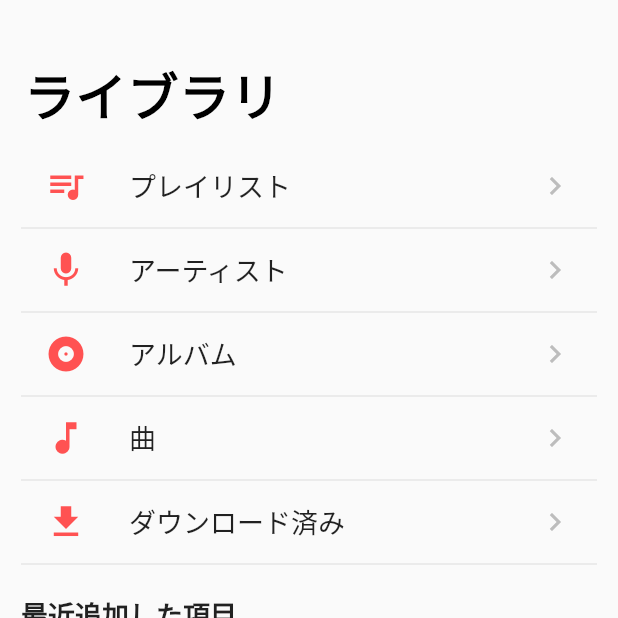
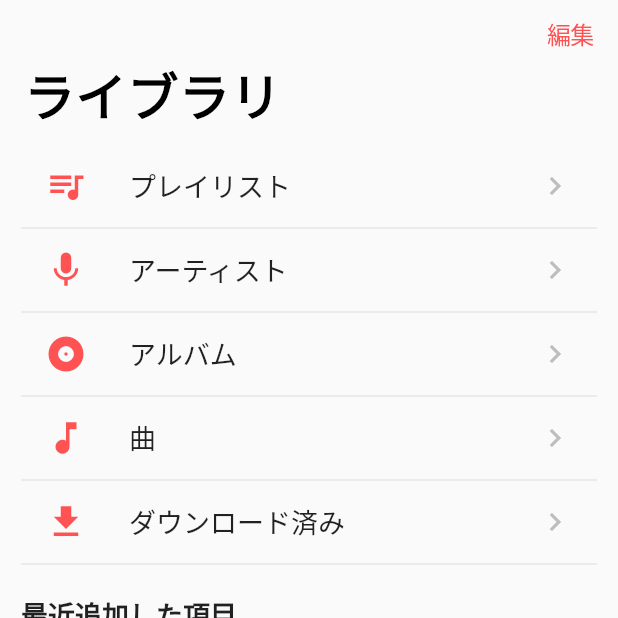
Before and after one commit to tatsuyaohyama/apple-music-ui, a Flutter app: the screen it shows after launch, on a phone screen of 412 x 824 dp, the top half of it. Run offline on Flutter 3.47's test engine with Material 2 defaults, Android fonts, the phone set to English and light mode, and no system bars.

Commit message:
編集ボタンを追加する

```diff
--- a/lib/screens/library_screen.dart
+++ b/lib/screens/library_screen.dart
@@ -18,6 +18,7 @@ class LibraryScreen extends StatelessWidget {
     return Scaffold(
       body: CustomAppBar(
         title: 'ライブラリ',
+        rightActionOnTap: () {},
         body: Padding(
           padding: EdgeInsets.symmetric(
             horizontal: 14.0,
--- a/lib/widgets/custom_app_bar.dart
+++ b/lib/widgets/custom_app_bar.dart
@@ -4,10 +4,12 @@ import 'package:flutter/material.dart';
 class CustomAppBar extends StatelessWidget {
   final String title;
   final Widget body;
+  final Function rightActionOnTap;
 
   CustomAppBar({
     this.title,
     this.body,
+    this.rightActionOnTap,
   });
 
   @override
@@ -17,7 +19,21 @@ class CustomAppBar extends StatelessWidget {
         headerSliverBuilder: (BuildContext context, bool innerBoxIsScrolled) {
           return [
             CupertinoSliverNavigationBar(
-              largeTitle: Text(title),
+              largeTitle: Text(
+                title,
+              ),
+              trailing: GestureDetector(
+                onTap: rightActionOnTap,
+                child: Container(
+                  child: Text(
+                    '編集',
+                    style: TextStyle(
+                      color: Colors.redAccent.shade200,
+                      fontSize: 16.0,
+                    ),
+                  ),
+                ),
+              ),
             ),
           ];
         },
```
